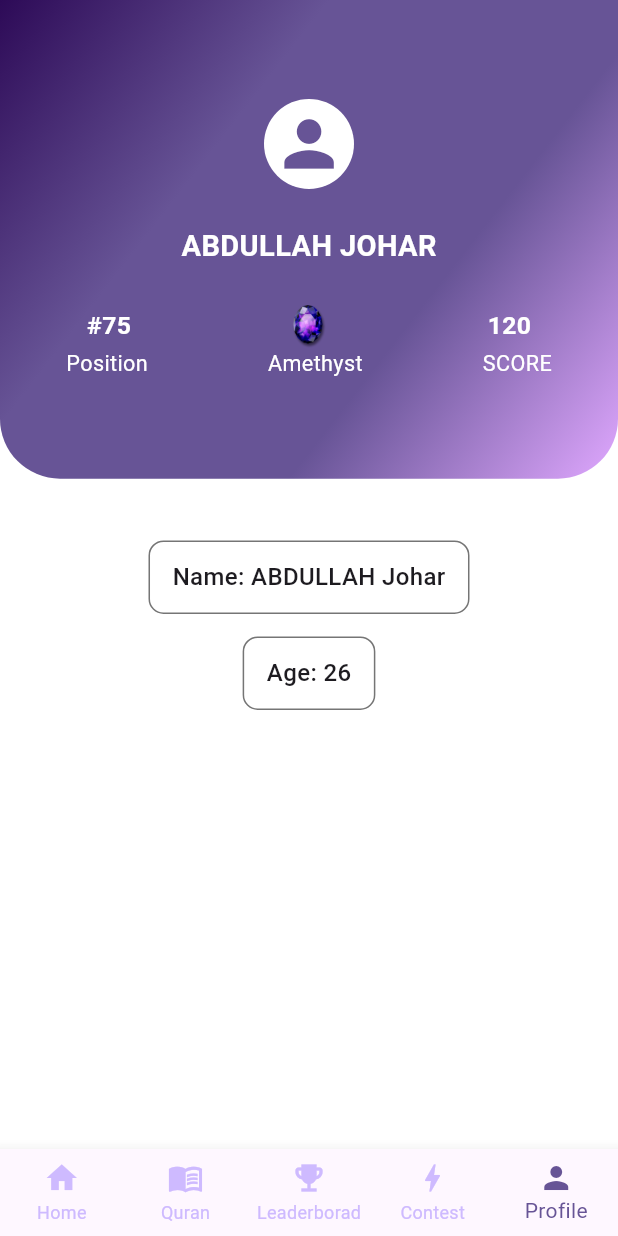
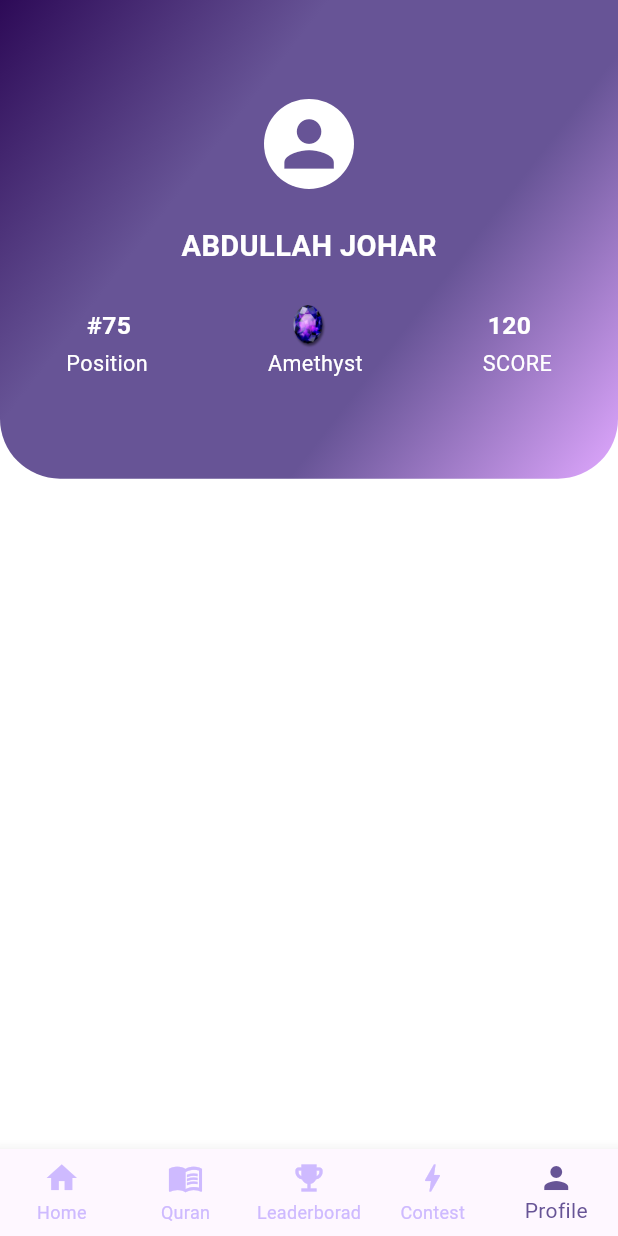
Before and after one commit to abdullahjohar23/islamic-quiz-app, a Flutter app: the screen it shows after launch, swiped to page 5, on a phone screen of 412 x 824 dp. Run offline on Flutter 3.47's test engine with Material 3 defaults, Android fonts, the phone set to English and light mode, and no system bars; project files that could hold a hidden picture were left out.

Commit message:
lower section hard code removed

```diff
--- a/lib/pages/profile_page.dart
+++ b/lib/pages/profile_page.dart
@@ -14,7 +14,7 @@ class ProfilePage extends StatelessWidget {
             body: SafeArea(
                 child: Column(
                     children: [
-                        // Top Purple Card
+                        // Top Purple Gradient Card
                         Container(
                             width: deviceWidth,
 
@@ -23,7 +23,7 @@ class ProfilePage extends StatelessWidget {
                                 horizontal: deviceWidth * 0.01,
                             ),
 
-                            decoration: BoxDecoration(
+                            decoration: const BoxDecoration(
                                 gradient: LinearGradient(
                                     colors: [
                                         Color(0xFF2D0A57), // very dark purple
@@ -35,7 +35,8 @@ class ProfilePage extends StatelessWidget {
                                     begin: Alignment.topLeft,
                                     end: Alignment.bottomRight,
                                 ),
-                                borderRadius: const BorderRadius.only(
+
+                                borderRadius: BorderRadius.only(
                                     bottomLeft: Radius.circular(40),
                                     bottomRight: Radius.circular(40),
                                 ),
@@ -74,6 +75,7 @@ class ProfilePage extends StatelessWidget {
                                             Row(
                                                 mainAxisAlignment: MainAxisAlignment.spaceAround,
                                                 children: [
+                                                    // Position
                                                     Text(
                                                         '#75',
                                                         style: TextStyle(
@@ -136,44 +138,7 @@ class ProfilePage extends StatelessWidget {
 
                         SizedBox(height: deviceHeight*0.05),
 
-                        // Info Boxes
-                        Padding(
-                            padding: EdgeInsets.symmetric(horizontal: deviceWidth * 0.08),
-                            child: Column(
-                                children: [
-                                    Container(
-                                        padding: const EdgeInsets.symmetric(horizontal: 15, vertical: 12),
-                                        margin: const EdgeInsets.only(bottom: 15),
-                                        decoration: BoxDecoration(
-                                            border: Border.all(color: Colors.black54),
-                                            borderRadius: BorderRadius.circular(10),
-                                        ),
-                                        child: const Text(
-                                            "Name: ABDULLAH Johar",
-                                            style: TextStyle(
-                                                fontSize: 16,
-                                                fontWeight: FontWeight.w500
-                                            ),
-                                        ),
-                                    ),
-
-                                    Container(
-                                        padding: const EdgeInsets.symmetric(horizontal: 15, vertical: 12),
-                                        decoration: BoxDecoration(
-                                            border: Border.all(color: Colors.black54),
-                                            borderRadius: BorderRadius.circular(10),
-                                        ),
-                                        child: const Text(
-                                            "Age: 26",
-                                            style: TextStyle(
-                                                fontSize: 16,
-                                                fontWeight: FontWeight.w500
-                                            ),
-                                        ),
-                                    ),
-                                ],
-                            ),
-                        ),
+                        // Lower Profile Section
                     ],
                 ),
             ),
```
